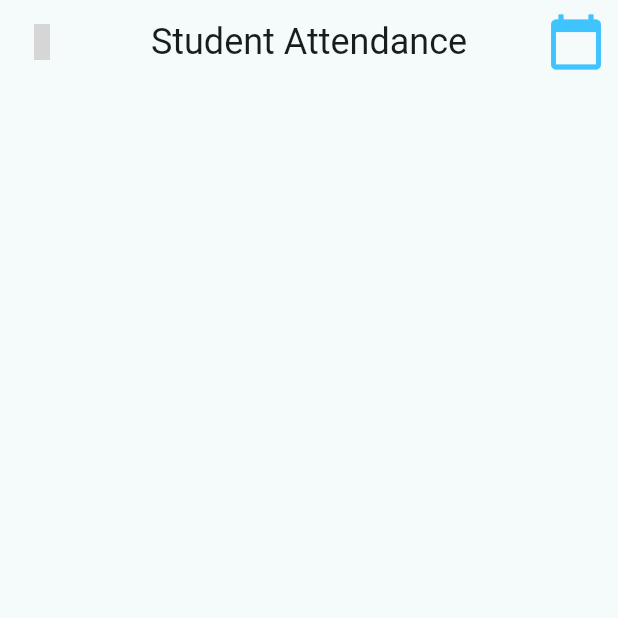
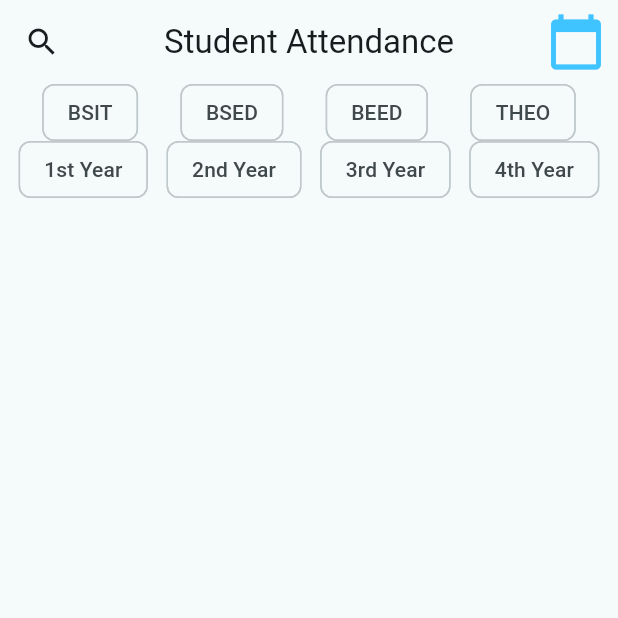
Before and after one commit to shanepai-14/qr_attendance, a Flutter app: the GuardAttendanceScreen screen opened directly, on a phone screen of 412 x 824 dp, the top half of it. Run offline on Flutter 3.47's test engine with Material 2 defaults, Android fonts, the phone set to English and light mode, and no system bars; our stand-ins replace audioplayers, cloud_firestore, curved_navigation_bar, firebase_auth, firebase_core, flutter_otp_text_field and 7 more; missing offline and left inert: fk_toggle, modern_form_line_awesome_icons, qr_code_scanner; accounts and stored records are empty; grey boxes are pictures that could not be loaded.

Commit message:
2nd commit

```diff
--- a/lib/screens/dashboard/GuardDashboard/GuardAttendanceScreen/GuardAttendanceScreen.dart
+++ b/lib/screens/dashboard/GuardDashboard/GuardAttendanceScreen/GuardAttendanceScreen.dart
@@ -1,9 +1,13 @@
 import 'package:cloud_firestore/cloud_firestore.dart';
 import 'package:flutter/material.dart';
+import 'package:get/get.dart';
+import 'package:get/get_core/src/get_main.dart';
 import 'package:intl/intl.dart';
 import 'package:modern_form_line_awesome_icons/modern_form_line_awesome_icons.dart';
 import 'package:qr_attendance/screens/auth/models/attendance_model.dart';
 import 'package:qr_attendance/screens/dashboard/ProfileScreen/ProfileScreen.dart';
+
+import '../../../auth/controllers/profile_controller.dart';
 
 class GuardAttendanceScreen extends StatefulWidget {
   const GuardAttendanceScreen({Key? key}) : super(key: key);
@@ -12,8 +16,39 @@ class GuardAttendanceScreen extends StatefulWidget {
   State<GuardAttendanceScreen> createState() => _GuardAttendanceScreenState();
 }
 
+DateTime selectedDate = DateTime.now();
+
 class _GuardAttendanceScreenState extends State<GuardAttendanceScreen> {
-  DateTime selectedDate = DateTime.now(); // Initialize with current date
+  final List<String> courseCategories = ['BSIT', 'BSED', 'BEED', 'THEO'];
+  final List<String> yearCategories = [
+    '1st Year',
+    '2nd Year',
+    '3rd Year',
+    '4th Year'
+  ];
+  String searchQuery = '';
+  Set<String> selectedCourses = Set<String>();
+  Set<String> selectedYears = Set<String>();
+  // Initialize with current date
+  DateTimeRange selectedDateRange = DateTimeRange(
+    start: DateTime(selectedDate.year, selectedDate.month, selectedDate.day),
+    end: DateTime.now().add(Duration(days: 1)),
+  );
+  bool _isSearchExpanded = false;
+  Future<void> _selectDateRange(BuildContext context) async {
+    final DateTimeRange? picked = await showDateRangePicker(
+      context: context,
+      initialDateRange: selectedDateRange,
+      firstDate: DateTime(2000),
+      lastDate: DateTime(2101),
+    );
+
+    if (picked != null) {
+      setState(() {
+        selectedDateRange = picked;
+      });
+    }
+  }
 
   Future<void> _selectDate(BuildContext context) async {
     final DateTime? picked = await showDatePicker(
@@ -55,12 +90,36 @@ class _GuardAttendanceScreenState extends State<GuardAttendanceScreen> {
 
     return Scaffold(
         appBar: AppBar(
-          leading: IconButton(
-              onPressed: () {}, icon: const Icon(LineAwesomeIcons.angle_left)),
-          title: Text(
-            "Student Attendance",
-            style: Theme.of(context).textTheme.headlineSmall,
+          leading: _isSearchExpanded
+              ? IconButton(
+                  onPressed: () {
+                    setState(() {
+                      _isSearchExpanded = false;
+                    });
+                  },
+                  icon: Icon(Icons.arrow_back),
+                )
+              : IconButton(
+                  onPressed: () {
+                    setState(() {
+                      _isSearchExpanded = true;
+                    });
+                  },
+                  icon: Icon(Icons.search),
                 ),
+          title: _isSearchExpanded
+              ? TextField(
+                  onChanged: (value) {
+                    setState(() {
+                      searchQuery = value;
+                    });
+                  },
+                  decoration: InputDecoration(
+                    hintText: 'Search...',
+                    border: InputBorder.none,
+                  ),
+                )
+              : Text("Student Attendance"),
           actions: [
             IconButton(
               iconSize: 40,
@@ -68,23 +127,100 @@ class _GuardAttendanceScreenState extends State<GuardAttendanceScreen> {
                 Icons.calendar_today,
                 color: Colors.lightBlueAccent,
               ),
-              onPressed: () => _selectDate(context),
+              onPressed: () => _selectDateRange(context),
             ),
           ],
           centerTitle: true,
         ),
-        body: FutureBuilder<List<AttendanceModel>>(
-          future: controller.getAttendanceForDate(selectedDate),
+        body: Column(
+          crossAxisAlignment: CrossAxisAlignment.stretch,
+          children: [
+            Row(
+              mainAxisAlignment: MainAxisAlignment.spaceEvenly,
+              children: courseCategories.map((course) {
+                return Padding(
+                  padding: EdgeInsets.symmetric(
+                      horizontal: 0,
+                      vertical: 0), // Adjust the padding as needed
+                  child: FilterChip(
+                    materialTapTargetSize: MaterialTapTargetSize.shrinkWrap,
+                    selectedColor: Colors.lightBlueAccent,
+                    label: Text(course),
+                    selected: selectedCourses.contains(course),
+                    onSelected: (bool selected) {
+                      setState(() {
+                        if (selected) {
+                          selectedCourses.add(course);
+                        } else {
+                          selectedCourses.remove(course);
+                        }
+                      });
+                    },
+                  ),
+                );
+              }).toList(),
+            ),
+            Row(
+              mainAxisAlignment: MainAxisAlignment.spaceEvenly,
+              children: yearCategories.map((years) {
+                return FilterChip(
+                  materialTapTargetSize:
+                      MaterialTapTargetSize.shrinkWrap, // Adjust the hit area
+                  // Customize background color
+                  selectedColor:
+                      Colors.lightBlueAccent, // Customize selected color
+                  label: Text(years),
+                  selected: selectedYears.contains(years),
+                  onSelected: (bool selected) {
+                    setState(() {
+                      setState(() {
+                        if (selected) {
+                          selectedYears.add(years);
+                        } else {
+                          selectedYears.remove(years);
+                        }
+                      });
+                    });
+                  },
+                );
+              }).toList(),
+            ),
+            Expanded(
+              child: FutureBuilder<List<AttendanceModel>>(
+                future: controller.getAttendanceForDateRange(selectedDateRange),
                 builder: (context, snapshot) {
                   if (snapshot.connectionState == ConnectionState.done) {
                     if (snapshot.hasData) {
+                      List<AttendanceModel> filteredAttendance = snapshot.data!;
+                      if (selectedCourses.isNotEmpty) {
+                        filteredAttendance =
+                            filteredAttendance.where((attendance) {
+                          return selectedCourses.contains(attendance.course);
+                        }).toList();
+                      }
+                      if (selectedYears.isNotEmpty) {
+                        filteredAttendance =
+                            filteredAttendance.where((attendance) {
+                          return selectedYears.contains(attendance.year);
+                        }).toList();
+                      }
+                      if (searchQuery.isNotEmpty) {
+                        filteredAttendance =
+                            filteredAttendance.where((attendance) {
+                          return attendance.fullName
+                              .toLowerCase()
+                              .contains(searchQuery.toLowerCase());
+                        }).toList();
+                      }
                       return ListView.builder(
-                  itemCount: snapshot.data!
+                        itemCount: filteredAttendance
                             .length, // Replace with the actual length of your list
                         itemBuilder: (BuildContext context, int index) {
+                          final StudentData = filteredAttendance[index];
                           return Card(
                             elevation: 4,
-                      margin: EdgeInsets.symmetric(horizontal: 5, vertical: 5),
+                            margin: EdgeInsets.symmetric(
+                                horizontal: 5, vertical: 5),
                             child: ListTile(
                               contentPadding: EdgeInsets.all(10),
                               leading: Icon(Icons.person_outline_outlined),
@@ -92,14 +228,15 @@ class _GuardAttendanceScreenState extends State<GuardAttendanceScreen> {
                                 crossAxisAlignment: CrossAxisAlignment.start,
                                 children: [
                                   Text(
-                              "${snapshot.data![index].fullName}",
+                                    "${StudentData.fullName}",
                                     style: TextStyle(
-                                  fontWeight: FontWeight.bold, fontSize: 22),
+                                        fontWeight: FontWeight.bold,
+                                        fontSize: 22),
                                   ),
                                   Text(
-                                "Course: ${snapshot.data![index].course} ${snapshot.data![index].year}"),
+                                      "Course: ${StudentData.course} ${StudentData.year}"),
                                   Text(
-                                "Date: ${formatDate(snapshot.data![index].checkin)}"),
+                                      "Date: ${formatDate(StudentData.checkin)}"),
                                 ],
                               ),
                               trailing: Column(
@@ -107,98 +244,22 @@ class _GuardAttendanceScreenState extends State<GuardAttendanceScreen> {
                                 crossAxisAlignment: CrossAxisAlignment.center,
                                 children: [
                                   Text(
-                              "   IN: ${formatTime(snapshot.data![index].checkin)}",
+                                    "   IN: ${formatTime(StudentData.checkin)}",
                                     style: TextStyle(
-                                  fontWeight: FontWeight.bold, fontSize: 18),
+                                        fontWeight: FontWeight.bold,
+                                        fontSize: 18),
                                   ),
                                   Text(
-                                "OUT: ${formatTime(snapshot.data![index].checkout)}",
+                                      "OUT: ${formatTime(StudentData.checkout)}",
                                       style: TextStyle(
-                                    fontWeight: FontWeight.bold, fontSize: 18))
+                                          fontWeight: FontWeight.bold,
+                                          fontSize: 18))
                                 ],
                               ),
                             ),
                           );
                         },
                       );
-
-                // return ListView.builder(
-                //     shrinkWrap: true,
-                //     itemCount: snapshot.data!.length,
-                //     itemBuilder: (c, index) {
-                //       return Padding(
-                //         padding: const EdgeInsets.symmetric(
-                //             vertical: 3,
-                //             horizontal: 3), // Increase padding here
-                //         child: Card(
-                //           shape: RoundedRectangleBorder(
-                //             borderRadius: BorderRadius.circular(10),
-                //           ),
-                //           clipBehavior: Clip.antiAliasWithSaveLayer,
-                //           child: ListTile(
-                //             leading: Container(
-                //               width: 50,
-                //               height: 50,
-                //               child: Icon(LineAwesomeIcons.user),
-                //             ),
-                //             title: Column(
-                //               crossAxisAlignment: CrossAxisAlignment.start,
-                //               children: <Widget>[
-                //                 Text(
-                //                   snapshot.data![index].fullName,
-                //                   style: TextStyle(
-                //                     fontWeight: FontWeight.bold,
-                //                   ),
-                //                 ),
-                //                 SizedBox(height: 5),
-                //                 Text(
-                //                   snapshot.data![index].course +
-                //                       " " +
-                //                       snapshot.data![index].year,
-                //                   style: TextStyle(color: Colors.grey[500]),
-                //                 ),
-                //                 SizedBox(height: 10),
-                //               ],
-                //             ),
-                //             trailing: Text(
-                //               snapshot.data![index].checkin!
-                //                   .toDate()
-                //                   .toString(),
-                //               style: TextStyle(
-                //                 fontWeight: FontWeight.bold,
-                //                 fontSize: 30,
-                //                 color: Colors.grey[700],
-                //               ),
-                //             ),
-                //           ),
-                //         ),
-                //       );
-                //
-                //       //   Column(
-                //       //   children: [
-                //       //     SizedBox(height: 10),
-                //       //     ListTile(
-                //       //       iconColor: Colors.blue,
-                //       //       tileColor: Colors.blue.withOpacity(0.1),
-                //       //       leading: const Icon(LineAwesomeIcons.user),
-                //       //       title: Text(
-                //       //           "Name:  ${snapshot.data![index].fullName}"),
-                //       //       subtitle: Column(
-                //       //         crossAxisAlignment: CrossAxisAlignment.start,
-                //       //         children: [
-                //       //           Text(
-                //       //               "Phone# : ${snapshot.data![index].phoneNo}"),
-                //       //           Text(snapshot.data![index].email),
-                //       //           Text(
-                //       //               "Course :${snapshot.data![index].course}   Year : ${snapshot.data![index].year}"),
-                //       //           Text(
-                //       //               "Time in :${snapshot.data![index].timestamp?.toDate().toString()}   Entry : ${snapshot.data![index].entry}"),
-                //       //         ],
-                //       //       ),
-                //       //     )
-                //       //   ],
-                //       // );
-                //     });
                     } else if (snapshot.hasError) {
                       return Center(
                         child: Text(snapshot.error.toString() +
@@ -213,6 +274,9 @@ class _GuardAttendanceScreenState extends State<GuardAttendanceScreen> {
                     return const Center(child: CircularProgressIndicator());
                   }
                 },
+              ),
+            )
+          ],
         ));
   }
 }
--- a/lib/screens/dashboard/ProfileScreen/UpdateProfileScreen.dart
+++ b/lib/screens/dashboard/ProfileScreen/UpdateProfileScreen.dart
@@ -38,6 +38,9 @@ class UpdateProfileScreen extends StatelessWidget {
               if (snapshot.connectionState == ConnectionState.done) {
                 if (snapshot.hasData) {
                   UserModel userData = snapshot.data as UserModel;
+                  String imagePath = userData.usertype.toString() == "Student"
+                      ? StudentImage
+                      : GuardImage;
                   return Column(
                     children: [
                       Stack(
@@ -49,7 +52,7 @@ class UpdateProfileScreen extends StatelessWidget {
                             child: ClipRRect(
                               borderRadius: BorderRadius.circular(100),
                               child: Image(
-                                image: AssetImage(tProfileImage),
+                                image: AssetImage(imagePath),
                               ),
                             ),
                           ),
--- a/pubspec.yaml
+++ b/pubspec.yaml
@@ -45,6 +45,8 @@ dependencies:
   permission_handler: ^11.0.1
   image_gallery_saver: ^2.0.3
   screenshot: ^2.1.0
+  calendar_date_picker2: ^0.5.3
+  filter_list: ^1.0.2
 
 dev_dependencies:
   flutter_test:
```
Also changed, not shown: lib/screens/auth/controllers/profile_controller.dart (+50 -0 lines), lib/screens/repository/user_repository/user_repository.dart (+14 -1 lines), pubspec.lock. Lines whose indentation alone changed are shown as unchanged.
